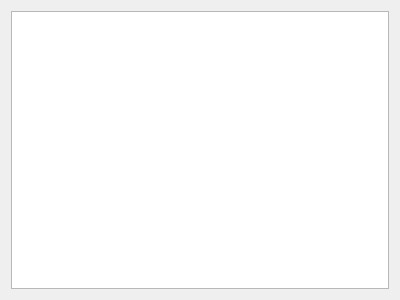
Qt form spinetoolbox/ui/time_pattern_editor.ui (spine-tools/Spine-Toolbox) before a commit.
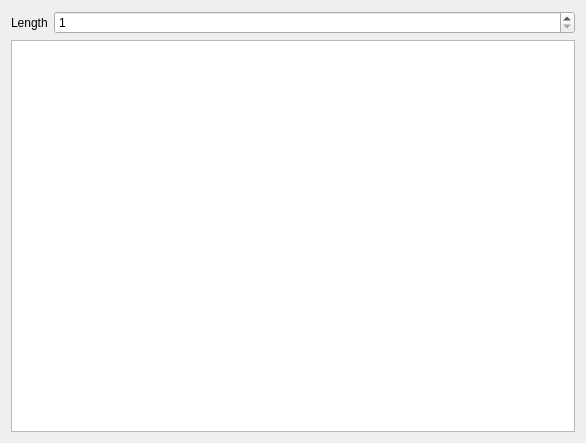
The same form after that commit.

Commit message:
Enable resizing of time series, patterns
Add a length field to the variable resolution time series and time
pattern editors.

Re #296

What changed in the file:
```diff
--- a/spinetoolbox/ui/time_pattern_editor.ui
+++ b/spinetoolbox/ui/time_pattern_editor.ui
@@ -18,14 +18,35 @@
    <rect>
     <x>0</x>
     <y>0</y>
-    <width>400</width>
-    <height>300</height>
+    <width>586</width>
+    <height>443</height>
    </rect>
   </property>
   <property name="windowTitle">
    <string>Form</string>
   </property>
   <layout class="QVBoxLayout" name="verticalLayout">
+   <item>
+    <layout class="QFormLayout" name="formLayout">
+     <item row="0" column="0">
+      <widget class="QLabel" name="length_edit_label">
+       <property name="text">
+        <string>Length</string>
+       </property>
+      </widget>
+     </item>
+     <item row="0" column="1">
+      <widget class="QSpinBox" name="length_edit">
+       <property name="minimum">
+        <number>1</number>
+       </property>
+       <property name="maximum">
+        <number>999999</number>
+       </property>
+      </widget>
+     </item>
+    </layout>
+   </item>
    <item>
     <widget class="QTableView" name="pattern_edit_table"/>
    </item>
```
The commit also changes 6 other files.
